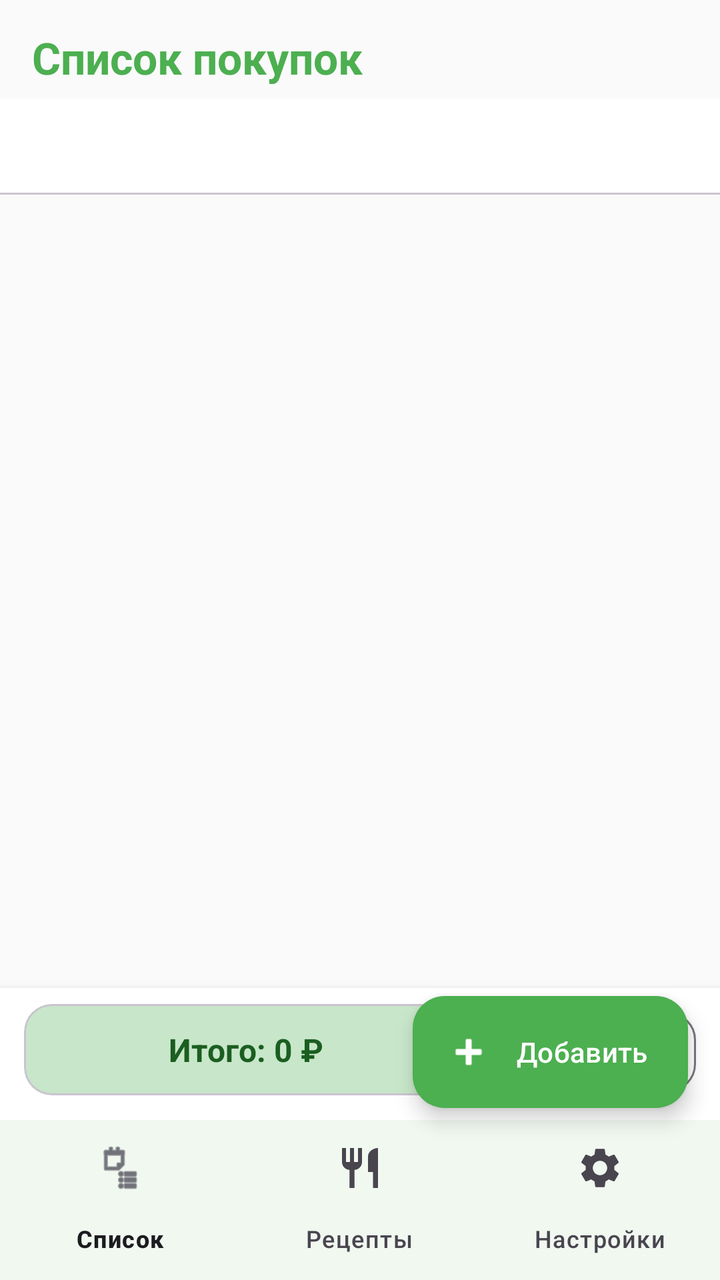
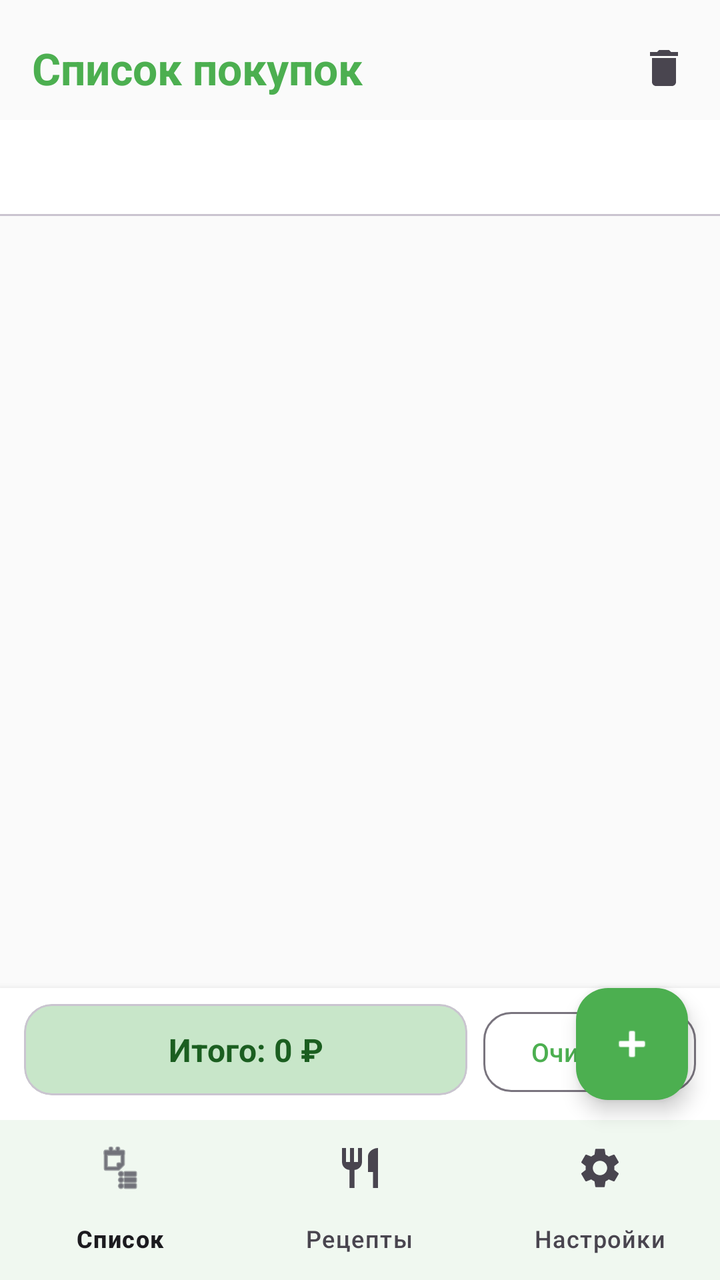

The first picture is an Android layout as it rendered before a commit; the second is the same layout after the commit. The layout source and the unified diff follow.
<!-- AndroidManifest.xml: application theme Theme.ShoppingList -->
<!-- res/layout/activity_main.xml -->
<?xml version="1.0" encoding="utf-8"?>
<androidx.coordinatorlayout.widget.CoordinatorLayout
    xmlns:android="http://schemas.android.com/apk/res/android"
    xmlns:app="http://schemas.android.com/apk/res-auto"
    android:id="@+id/coordinator"
    android:layout_width="match_parent"
    android:layout_height="match_parent"
    android:background="?android:attr/colorBackground">

    <LinearLayout
        android:layout_width="match_parent"
        android:layout_height="match_parent"
        android:orientation="vertical">

        
        <TextView
            android:layout_width="match_parent"
            android:layout_height="wrap_content"
            android:paddingStart="16dp"
            android:paddingEnd="16dp"
            android:paddingTop="14dp"
            android:paddingBottom="6dp"
            android:text="@string/app_name"
            android:textSize="22sp"
            android:textStyle="bold"
            android:textColor="?attr/colorPrimary" />

        
        <FrameLayout
            android:id="@+id/screenContainer"
            android:layout_width="match_parent"
            android:layout_height="0dp"
            android:layout_weight="1">

            <include
                android:id="@+id/screenList"
                layout="@layout/screen_list" />

            <include
                android:id="@+id/screenRecipes"
                layout="@layout/screen_recipes"
                android:visibility="gone" />

            <include
                android:id="@+id/screenSettings"
                layout="@layout/screen_settings"
                android:visibility="gone" />
        </FrameLayout>

        
        <com.google.android.material.bottomnavigation.BottomNavigationView
            android:id="@+id/bottomNav"
            android:layout_width="match_parent"
            android:layout_height="wrap_content"
            android:background="?attr/colorSurface"
            app:menu="@menu/bottom_nav_menu"
            app:labelVisibilityMode="labeled" />
    </LinearLayout>

    
    <com.google.android.material.floatingactionbutton.ExtendedFloatingActionButton
        android:id="@+id/fabAdd"
        android:layout_width="wrap_content"
        android:layout_height="wrap_content"
        android:layout_gravity="bottom|end"
        android:layout_marginEnd="16dp"
        android:layout_marginBottom="86dp"
        android:text="Добавить"
        android:textColor="?attr/colorOnPrimary"
        app:backgroundTint="?attr/colorPrimary"
        app:icon="@android:drawable/ic_input_add"
        app:iconTint="?attr/colorOnPrimary" />
</androidx.coordinatorlayout.widget.CoordinatorLayout>
<!-- res/layout/screen_list.xml (included above) -->
<?xml version="1.0" encoding="utf-8"?>
<LinearLayout xmlns:android="http://schemas.android.com/apk/res/android"
    xmlns:app="http://schemas.android.com/apk/res-auto"
    android:layout_width="match_parent"
    android:layout_height="match_parent"
    android:orientation="vertical">

    <com.google.android.material.tabs.TabLayout
        android:id="@+id/tabLayout"
        android:layout_width="match_parent"
        android:layout_height="wrap_content"
        app:tabMode="scrollable"
        app:tabIndicatorColor="?attr/colorPrimary"
        app:tabSelectedTextColor="?attr/colorPrimary"
        app:tabTextColor="?attr/colorOnSurfaceVariant" />

    <androidx.recyclerview.widget.RecyclerView
        android:id="@+id/recycler"
        android:layout_width="match_parent"
        android:layout_height="0dp"
        android:layout_weight="1"
        android:paddingStart="12dp"
        android:paddingEnd="12dp"
        android:clipToPadding="false"
        android:paddingTop="8dp"
        android:paddingBottom="80dp" />

    <LinearLayout
        android:id="@+id/emptyState"
        android:layout_width="match_parent"
        android:layout_height="0dp"
        android:layout_weight="1"
        android:orientation="vertical"
        android:gravity="center"
        android:visibility="gone"
        android:padding="32dp">

        <TextView
            android:layout_width="wrap_content"
            android:layout_height="wrap_content"
            android:text="🛒"
            android:textSize="64sp" />

        <TextView
            android:layout_width="wrap_content"
            android:layout_height="wrap_content"
            android:layout_marginTop="12dp"
            android:text="Список пуст. Добавь первый товар!"
            android:textSize="15sp"
            android:textColor="?attr/colorOnSurfaceVariant"
            android:gravity="center" />
    </LinearLayout>

    <LinearLayout
        android:layout_width="match_parent"
        android:layout_height="wrap_content"
        android:orientation="horizontal"
        android:paddingStart="12dp"
        android:paddingEnd="12dp"
        android:paddingTop="8dp"
        android:paddingBottom="10dp"
        android:background="?attr/colorSurface"
        android:elevation="6dp">

        <com.google.android.material.card.MaterialCardView
            android:id="@+id/cardTotal"
            android:layout_width="0dp"
            android:layout_height="wrap_content"
            android:layout_weight="1"
            app:cardCornerRadius="14dp"
            app:cardElevation="0dp"
            app:cardBackgroundColor="?attr/colorPrimaryContainer">

            <TextView
                android:id="@+id/textTotal"
                android:layout_width="match_parent"
                android:layout_height="wrap_content"
                android:padding="12dp"
                android:textSize="16sp"
                android:textStyle="bold"
                android:textColor="?attr/colorOnPrimaryContainer"
                android:gravity="center"
                android:text="Итого: 0 ₽" />
        </com.google.android.material.card.MaterialCardView>

        <com.google.android.material.button.MaterialButton
            android:id="@+id/btnClearDone"
            style="@style/Widget.Material3.Button.OutlinedButton"
            android:layout_width="wrap_content"
            android:layout_height="wrap_content"
            android:layout_marginStart="8dp"
            android:text="Очистить"
            android:textSize="13sp"
            app:cornerRadius="14dp" />
    </LinearLayout>
</LinearLayout>
<!-- res/layout/screen_recipes.xml (included above) -->
<?xml version="1.0" encoding="utf-8"?>
<LinearLayout xmlns:android="http://schemas.android.com/apk/res/android"
    android:layout_width="match_parent"
    android:layout_height="match_parent"
    android:orientation="vertical"
    android:padding="12dp">

    <TextView
        android:layout_width="wrap_content"
        android:layout_height="wrap_content"
        android:text="Шаблоны блюд"
        android:textSize="18sp"
        android:textStyle="bold"
        android:textColor="?attr/colorOnSurface"
        android:layout_marginBottom="4dp" />

    <TextView
        android:layout_width="wrap_content"
        android:layout_height="wrap_content"
        android:text="Выбери блюдо — все ингредиенты добавятся в список"
        android:textSize="13sp"
        android:textColor="?attr/colorOnSurfaceVariant"
        android:layout_marginBottom="12dp" />

    <androidx.recyclerview.widget.RecyclerView
        android:id="@+id/recipesRecycler"
        android:layout_width="match_parent"
        android:layout_height="0dp"
        android:layout_weight="1" />
</LinearLayout>
<!-- res/layout/screen_settings.xml (included above) -->
<?xml version="1.0" encoding="utf-8"?>
<ScrollView xmlns:android="http://schemas.android.com/apk/res/android"
    android:layout_width="match_parent"
    android:layout_height="match_parent"
    android:padding="12dp">

    <LinearLayout
        android:layout_width="match_parent"
        android:layout_height="wrap_content"
        android:orientation="vertical">

        <TextView
            android:layout_width="wrap_content"
            android:layout_height="wrap_content"
            android:text="Настройки"
            android:textSize="18sp"
            android:textStyle="bold"
            android:textColor="?attr/colorOnSurface"
            android:layout_marginBottom="8dp" />

        <com.google.android.material.materialswitch.MaterialSwitch
            android:id="@+id/swDarkTheme"
            android:layout_width="match_parent"
            android:layout_height="wrap_content"
            android:text="Тёмная тема"
            android:paddingTop="8dp"
            android:paddingBottom="8dp" />

        <com.google.android.material.materialswitch.MaterialSwitch
            android:id="@+id/swShowTags"
            android:layout_width="match_parent"
            android:layout_height="wrap_content"
            android:text="Показывать категории"
            android:paddingTop="8dp"
            android:paddingBottom="8dp" />

        <com.google.android.material.materialswitch.MaterialSwitch
            android:id="@+id/swCompact"
            android:layout_width="match_parent"
            android:layout_height="wrap_content"
            android:text="Компактный вид списка"
            android:paddingTop="8dp"
            android:paddingBottom="8dp" />

        <com.google.android.material.materialswitch.MaterialSwitch
            android:id="@+id/swShowDone"
            android:layout_width="match_parent"
            android:layout_height="wrap_content"
            android:text="Показывать купленные"
            android:paddingTop="8dp"
            android:paddingBottom="8dp" />

        <com.google.android.material.materialswitch.MaterialSwitch
            android:id="@+id/swShowTotal"
            android:layout_width="match_parent"
            android:layout_height="wrap_content"
            android:text="Показывать итоговую сумму"
            android:paddingTop="8dp"
            android:paddingBottom="8dp" />

        <com.google.android.material.materialswitch.MaterialSwitch
            android:id="@+id/swClearFields"
            android:layout_width="match_parent"
            android:layout_height="wrap_content"
            android:text="Очищать поля после добавления"
            android:paddingTop="8dp"
            android:paddingBottom="8dp" />
    </LinearLayout>
</ScrollView>
<!-- resources referenced by this layout -->
<resources>
  <string name="app_name">Список покупок</string>
  <style name="Theme.ShoppingList" parent="Theme.Material3.DayNight.NoActionBar">
          <item name="colorPrimary">@color/primary</item>
          <item name="colorOnPrimary">@color/on_primary</item>
          <item name="colorPrimaryContainer">@color/primary_container</item>
          <item name="colorOnPrimaryContainer">@color/on_primary_container</item>
          <item name="colorSecondary">@color/secondary</item>
          <item name="colorOnSecondary">@color/on_secondary</item>
          <item name="android:colorBackground">@color/surface</item>
          <item name="colorSurface">@color/card_bg</item>
          <item name="colorOnSurface">@color/on_surface</item>
          <item name="colorSurfaceVariant">@color/surface_variant</item>
          <item name="colorOnSurfaceVariant">@color/on_surface_variant</item>
          <item name="android:statusBarColor" tools:targetApi="l">@color/surface</item>
          <item name="android:windowLightStatusBar" tools:targetApi="m">true</item>
          <item name="chipStyle">@style/SmallChip</item>
      </style>
  <color name="primary">#4CAF50</color>
  <color name="on_primary">#FFFFFF</color>
  <color name="primary_container">#C8E6C9</color>
  <color name="on_primary_container">#1B5E20</color>
  <color name="secondary">#FFA726</color>
  <color name="on_secondary">#FFFFFF</color>
  <color name="surface">#FAFAFA</color>
  <color name="card_bg">#FFFFFF</color>
  <color name="on_surface">#1C1B1F</color>
  <color name="surface_variant">#F0F0F0</color>
  <color name="on_surface_variant">#49454F</color>
  <style name="SmallChip" parent="Widget.Material3.Chip.Filter">
          <item name="chipMinTouchTargetSize">0dp</item>
          <item name="chipMinHeight">24dp</item>
          <item name="chipStartPadding">6dp</item>
          <item name="chipEndPadding">6dp</item>
          <item name="android:textSize">11sp</item>
      </style>
</resources>

<!-- the commit's change to res/layout/activity_main.xml (unified diff, before → after) -->
@@ -13,17 +13,34 @@
         android:orientation="vertical">
 
         
-        <TextView
-            android:layout_width="match_parent"
-            android:layout_height="wrap_content"
+        <LinearLayout
+            android:layout_width="match_parent"
+            android:layout_height="wrap_content"
+            android:orientation="horizontal"
+            android:gravity="center_vertical"
             android:paddingStart="16dp"
-            android:paddingEnd="16dp"
+            android:paddingEnd="8dp"
             android:paddingTop="14dp"
-            android:paddingBottom="6dp"
-            android:text="@string/app_name"
-            android:textSize="22sp"
-            android:textStyle="bold"
-            android:textColor="?attr/colorPrimary" />
+            android:paddingBottom="6dp">
+
+            <TextView
+                android:layout_width="0dp"
+                android:layout_height="wrap_content"
+                android:layout_weight="1"
+                android:text="@string/app_name"
+                android:textSize="22sp"
+                android:textStyle="bold"
+                android:textColor="?attr/colorPrimary" />
+
+            <ImageButton
+                android:id="@+id/btnClearDone"
+                android:layout_width="40dp"
+                android:layout_height="40dp"
+                android:background="?attr/selectableItemBackgroundBorderless"
+                android:contentDescription="Убрать купленное"
+                android:src="@drawable/ic_delete"
+                android:scaleType="centerInside" />
+        </LinearLayout>
 
         
         <FrameLayout
@@ -58,18 +75,17 @@
     </LinearLayout>
 
     
-    <com.google.android.material.floatingactionbutton.ExtendedFloatingActionButton
+    <com.google.android.material.floatingactionbutton.FloatingActionButton
         android:id="@+id/fabAdd"
         android:layout_width="wrap_content"
         android:layout_height="wrap_content"
         android:layout_gravity="bottom|end"
         android:layout_marginEnd="16dp"
-        android:layout_marginBottom="86dp"
-        android:text="Добавить"
-        android:textColor="?attr/colorOnPrimary"
+        android:layout_marginBottom="90dp"
+        android:contentDescription="Добавить"
+        android:src="@android:drawable/ic_input_add"
         app:backgroundTint="?attr/colorPrimary"
-        app:icon="@android:drawable/ic_input_add"
-        app:iconTint="?attr/colorOnPrimary" />
+        app:tint="?attr/colorOnPrimary" />
 </androidx.coordinatorlayout.widget.CoordinatorLayout>
 <!-- res/layout/screen_list.xml (included above) -->
 <?xml version="1.0" encoding="utf-8"?>
<!-- resource entries referenced after the edit -->
@@ -1,5 +1,16 @@
 <!-- resources referenced by this layout -->
 <resources>
+  <!-- drawable ic_delete (drawable) -->
+  <vector xmlns:android="http://schemas.android.com/apk/res/android"
+      android:width="24dp"
+      android:height="24dp"
+      android:viewportWidth="24"
+      android:viewportHeight="24"
+      android:tint="?attr/colorOnSurfaceVariant">
+      <path
+          android:fillColor="@android:color/white"
+          android:pathData="M6,19c0,1.1 0.9,2 2,2h8c1.1,0 2,-0.9 2,-2V7H6v12zM19,4h-3.5l-1,-1h-5l-1,1H5v2h14V4z"/>
+  </vector>
   <string name="app_name">Список покупок</string>
   <style name="Theme.ShoppingList" parent="Theme.Material3.DayNight.NoActionBar">
           <item name="colorPrimary">@color/primary</item>
